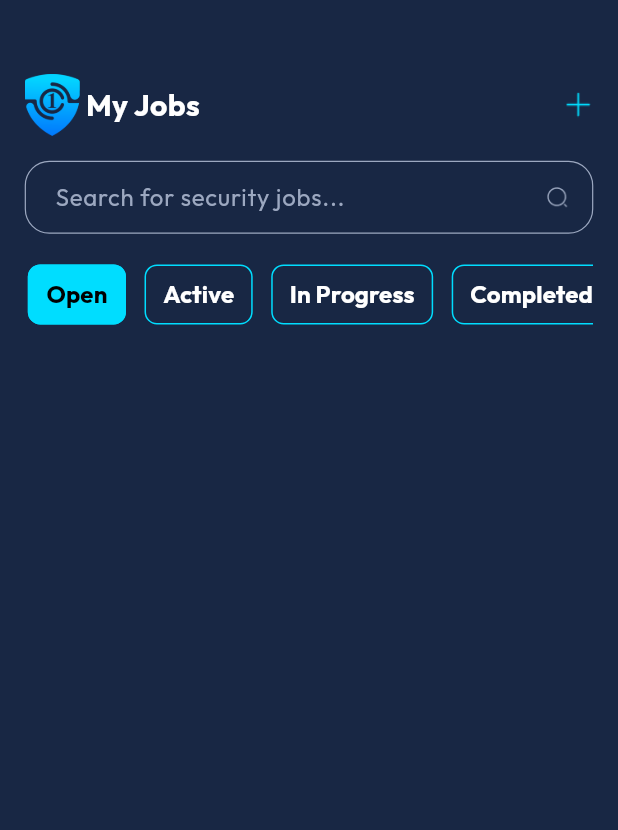
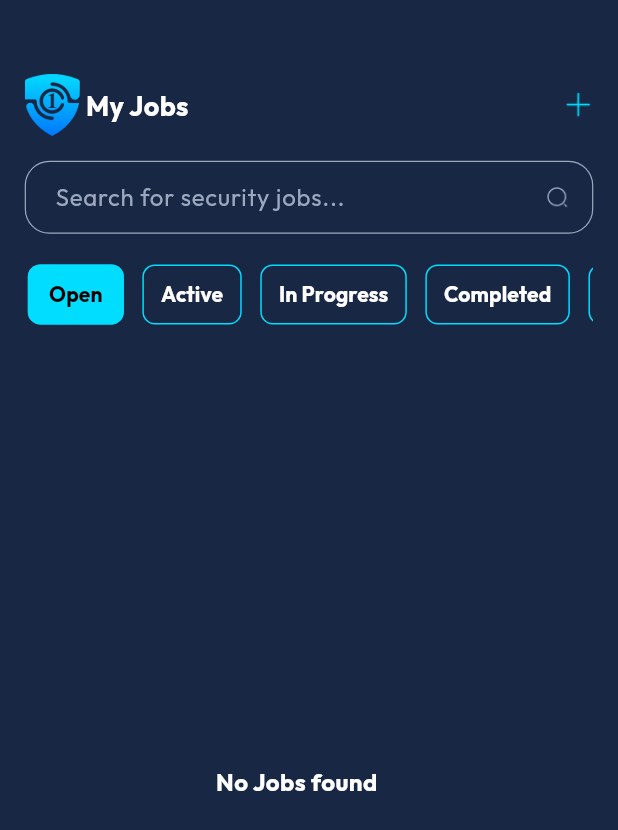
Before and after one commit to shabaanmehmood/TAC_Contractoor_App, a Flutter app: the MyJobsScreen screen opened directly, after a tap on "Open", on a phone screen of 412 x 824 dp. Shown: the top 830 px of the screen. Run offline on Flutter 3.47's test engine with Material 3 defaults, Android fonts, the phone set to English and light mode, and no system bars; our stand-ins replace file_picker, firebase_core, firebase_messaging, flutter_image_compress, flutter_local_notifications, flutter_rating_bar and 14 more; missing offline and left inert: dart:ffi; accounts and stored records are empty; network calls fail.

Commit message:
adjusting fonts size

```diff
--- a/lib/data/data/constants/app_typography.dart
+++ b/lib/data/data/constants/app_typography.dart
@@ -125,6 +125,143 @@
 // }
 
 
+// import 'package:flutter/material.dart';
+// import 'package:get/get.dart';
+// import 'package:google_fonts/google_fonts.dart';
+
+// class AppTypography {
+//   static double get screenWidth => Get.width;
+
+//   // --- Light ---
+//   static TextStyle kLight11 = GoogleFonts.outfit(
+//     fontWeight: FontWeight.w400,
+//     fontSize: 11.5,
+//   );
+
+//   static TextStyle kLight12 = GoogleFonts.outfit(
+//     fontWeight: FontWeight.w400,
+//     fontSize: 12,
+//   );
+
+//   static TextStyle kLight13 = GoogleFonts.outfit(
+//     fontWeight: FontWeight.w400,
+//     fontSize: 13,
+//   );
+
+//   static TextStyle kLight14 = GoogleFonts.outfit(
+//     fontWeight: FontWeight.w400,
+//     fontSize: 14,
+//   );
+
+//   static TextStyle kLight16 = GoogleFonts.outfit(
+//     fontWeight: FontWeight.w400,
+//     fontSize: 16,
+//   );
+
+//   static TextStyle kLight30 = GoogleFonts.outfit(
+//     fontWeight: FontWeight.w400,
+//     fontSize: 30,
+//   );
+
+//   // --- Bold ---
+//   static TextStyle kBold10 = GoogleFonts.outfit(
+//     fontWeight: FontWeight.w700,
+//     fontSize: 10,
+//   );
+
+//   static TextStyle kBold12 = GoogleFonts.outfit(
+//     fontWeight: FontWeight.w700,
+//     fontSize: 12,
+//   );
+
+//   static TextStyle kBold13 = GoogleFonts.outfit(
+//     fontWeight: FontWeight.w700,
+//     fontSize: 13,
+//   );
+
+//   static TextStyle kBold14 = GoogleFonts.outfit(
+//     fontWeight: FontWeight.w700,
+//     fontSize: 14,
+//   );
+
+//   static TextStyle kBold15 = GoogleFonts.outfit(
+//     fontWeight: FontWeight.w700,
+//     fontSize: 14,
+//     color: Colors.white,
+//   );
+
+//   static TextStyle kBold16 = GoogleFonts.outfit(
+//     fontWeight: FontWeight.w700,
+//     fontSize: 16,
+//   );
+
+//   static TextStyle kBold17 = GoogleFonts.outfit(
+//     fontWeight: FontWeight.w700,
+//     fontSize: 16,
+//     color: Colors.white,
+//   );
+
+//   static TextStyle kBold18 = GoogleFonts.outfit(
+//     fontWeight: FontWeight.w700,
+//     fontSize: 18,
+//   );
+
+//   static TextStyle kBold20 = GoogleFonts.outfit(
+//     fontWeight: FontWeight.w700,
+//     fontSize: 20,
+//   );
+
+//   static TextStyle kBold21 = GoogleFonts.outfit(
+//     fontWeight: FontWeight.w700,
+//     fontSize: 20,
+//     color: Colors.white,
+//   );
+
+//   static TextStyle kBold24 = GoogleFonts.outfit(
+//     fontWeight: FontWeight.w700,
+//     fontSize: 24,
+//   );
+
+//   static TextStyle kBold25 = GoogleFonts.outfit(
+//     fontWeight: FontWeight.w700,
+//     fontSize: 24,
+//     color: Colors.white,
+//   );
+
+//   static TextStyle kBold32 = GoogleFonts.outfit(
+//     fontWeight: FontWeight.w700,
+//     fontSize: 32,
+//   );
+
+//   // --- Custom Responsive ---
+//   static TextStyle get customkLight14 {
+//     final double responsiveFontSize = screenWidth * 0.035;
+//     return GoogleFonts.outfit(
+//       fontSize: responsiveFontSize,
+//       fontWeight: FontWeight.w300,
+//     );
+//   }
+
+//   static TextStyle get customkBold24 {
+//     final double responsiveFontSize = screenWidth * 0.06;
+//     return GoogleFonts.outfit(
+//       fontSize: responsiveFontSize,
+//       fontWeight: FontWeight.bold,
+//     );
+//   }
+
+//   static TextStyle get customkBold16 {
+//     final double responsiveFontSize = screenWidth * 0.04;
+//     return GoogleFonts.outfit(
+//       fontSize: responsiveFontSize,
+//       fontWeight: FontWeight.bold,
+//     );
+//   }
+// }
+
+
+
+
 import 'package:flutter/material.dart';
 import 'package:get/get.dart';
 import 'package:google_fonts/google_fonts.dart';
@@ -132,38 +269,38 @@ import 'package:google_fonts/google_fonts.dart';
 class AppTypography {
   static double get screenWidth => Get.width;
 
-  // --- Light ---
-  static TextStyle kLight11 = GoogleFonts.outfit(
+  // --- Light (Nunito) ---
+  static TextStyle kLight11 = GoogleFonts.nunito(
     fontWeight: FontWeight.w400,
     fontSize: 11.5,
   );
 
-  static TextStyle kLight12 = GoogleFonts.outfit(
+  static TextStyle kLight12 = GoogleFonts.nunito(
     fontWeight: FontWeight.w400,
     fontSize: 12,
   );
 
-  static TextStyle kLight13 = GoogleFonts.outfit(
+  static TextStyle kLight13 = GoogleFonts.nunito(
     fontWeight: FontWeight.w400,
     fontSize: 13,
   );
 
-  static TextStyle kLight14 = GoogleFonts.outfit(
+  static TextStyle kLight14 = GoogleFonts.nunito(
     fontWeight: FontWeight.w400,
     fontSize: 14,
   );
 
-  static TextStyle kLight16 = GoogleFonts.outfit(
+  static TextStyle kLight16 = GoogleFonts.nunito(
     fontWeight: FontWeight.w400,
     fontSize: 16,
   );
 
-  static TextStyle kLight30 = GoogleFonts.outfit(
+  static TextStyle kLight30 = GoogleFonts.nunito(
     fontWeight: FontWeight.w400,
     fontSize: 30,
   );
 
-  // --- Bold ---
+  // --- Bold (Outfit) ---
   static TextStyle kBold10 = GoogleFonts.outfit(
     fontWeight: FontWeight.w700,
     fontSize: 10,
@@ -236,7 +373,7 @@ class AppTypography {
   // --- Custom Responsive ---
   static TextStyle get customkLight14 {
     final double responsiveFontSize = screenWidth * 0.035;
-    return GoogleFonts.outfit(
+    return GoogleFonts.nunito(
       fontSize: responsiveFontSize,
       fontWeight: FontWeight.w300,
     );
--- a/lib/modules/Messages/messages.dart
+++ b/lib/modules/Messages/messages.dart
@@ -342,8 +342,8 @@ class _MessagesScreenState extends State<MessagesScreen> {
                                 borderRadius: BorderRadius.circular(10),
                                 child: Image.asset(
                                   chat.image,
-                                  width: 50,
-                                  height: 50,
+                                  width: 40,
+                                  height: 40,
                                   fit: BoxFit.cover,
                                 ),
                               ),
--- a/lib/modules/account/account.dart
+++ b/lib/modules/account/account.dart
@@ -395,7 +395,7 @@ class AccountScreen extends StatelessWidget {
             ),
             child: Row(
               children: [
-                Image.asset(AppAssets.kTacLogo, width: 24, height: 24),
+                Image.asset(AppAssets.kTacLogo, width: 34, height: 34),
                 const SizedBox(width: 8),
                 Text(
                   'Account',
--- a/lib/modules/find_jobs/guards.dart
+++ b/lib/modules/find_jobs/guards.dart
@@ -695,7 +695,7 @@ class AvailableGuardsScreen extends StatelessWidget {
               height: Get.height * 0.05, ),
           SizedBox(width: 4),
           Text("Guards",
-              style: AppTypography.kBold21.copyWith(color: AppColors.kWhite)),
+              style: AppTypography.kBold18.copyWith(color: AppColors.kWhite)),
         ],
       ),
       Row(
--- a/lib/modules/myJobs/myJobsScreen.dart
+++ b/lib/modules/myJobs/myJobsScreen.dart
@@ -84,7 +84,7 @@ class _MyJobsScreenState extends State<MyJobsScreen> {
           SizedBox(width: 4),
                     Text(
                       "My Jobs",
-                      style: AppTypography.kBold20.copyWith(color: AppColors.kWhite),
+                      style: AppTypography.kBold18.copyWith(color: AppColors.kWhite),
                     ),
                   ],
                 ),
@@ -188,7 +188,7 @@ class _MyJobsScreenState extends State<MyJobsScreen> {
                         ),
                         child: Text(
                           tabs[index],
-                          style: AppTypography.kBold16.copyWith(
+                          style: AppTypography.kBold14.copyWith(
                             color: isSelected ? AppColors.kBlack : AppColors.kWhite,
                           ),
                         ),
@@ -224,6 +224,13 @@ class _MyJobsScreenState extends State<MyJobsScreen> {
                   default:
                     filteredJobs = controller.getJobsByStatus("open");
                 }
+
+
+                if (filteredJobs.isEmpty) {
+                    return Center(
+                        child: Text("No Jobs found",
+                            style: AppTypography.kBold16.copyWith(color: AppColors.kWhite)));
+                  }
                 return ListView.separated(
                   separatorBuilder: (context, index) => SizedBox(height: Get.height * 0.02),
                   itemCount: filteredJobs.length,
```
Also changed, not shown: lib/modules/jobApplication/jobApplicationScreen.dart (+7 -2 lines), 4 other files.
